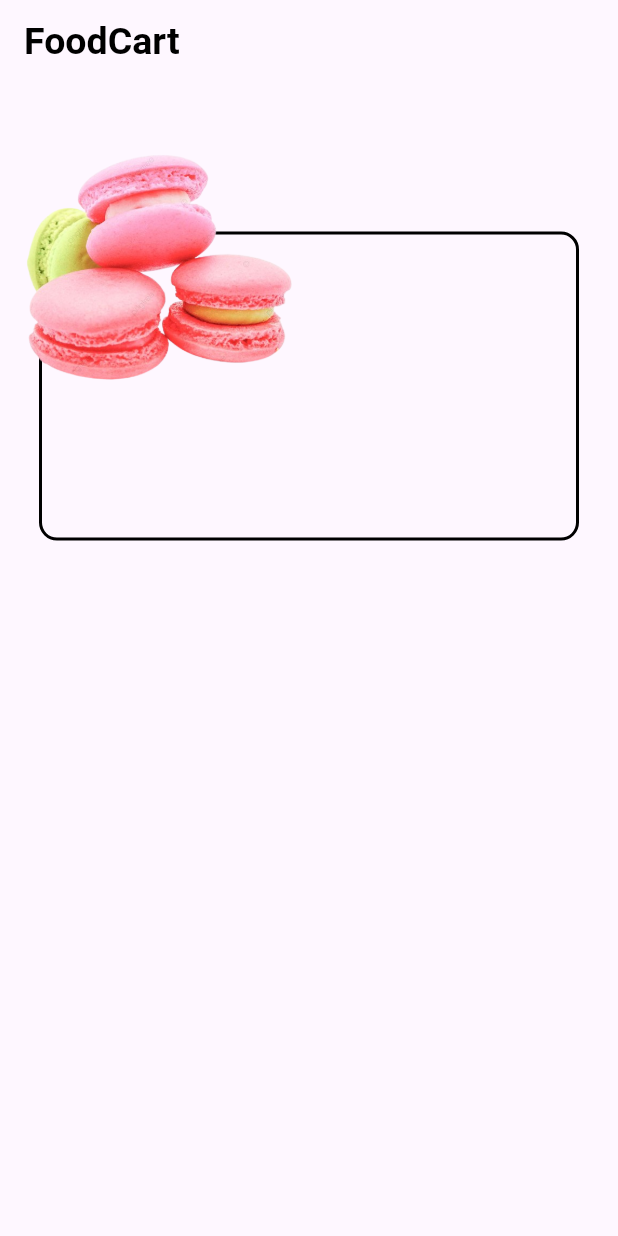
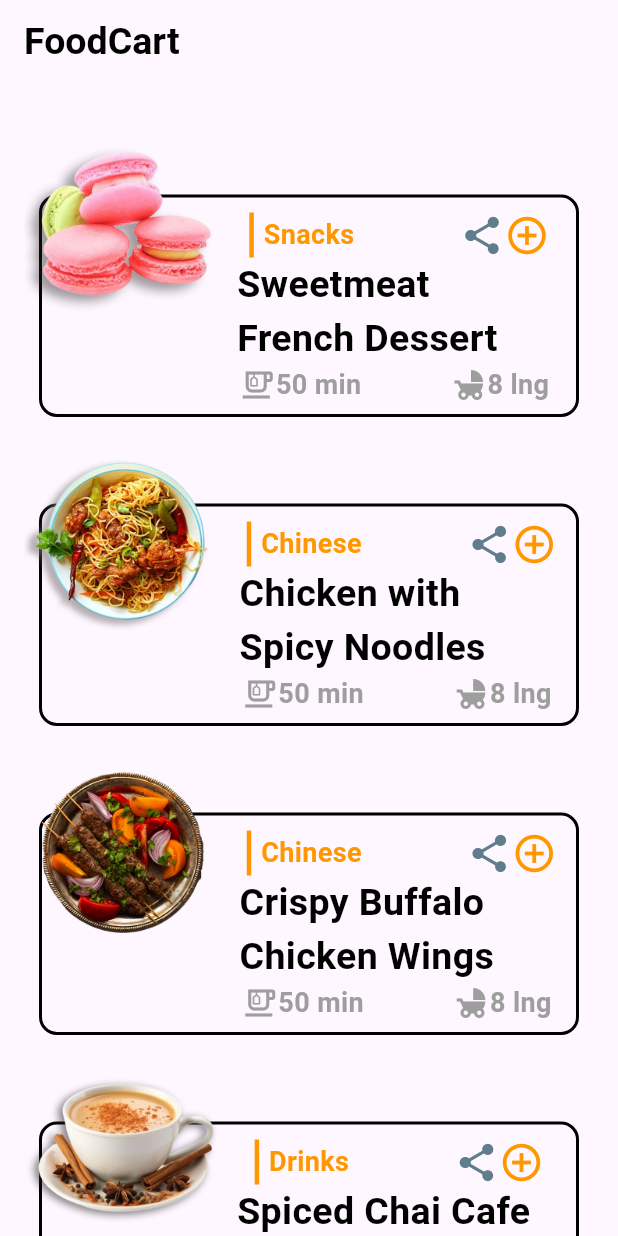
Before and after one commit to DiyaShajith/Flutter-Practice, a Flutter app: the screen it shows after launch, on a phone screen of 412 x 824 dp. Run offline on Flutter 3.47's test engine with Material 3 defaults, Android fonts, the phone set to English and light mode, and no system bars; our stand-ins replace fluttertoast, image_picker.

Commit message:
foodmenu listview builder

```diff
--- a/lib/listviewex/foodmenu.dart
+++ b/lib/listviewex/foodmenu.dart
@@ -8,6 +8,19 @@ class Foodmenu extends StatefulWidget {
 }
 
 class _FoodmenuState extends State<Foodmenu> {
+  List images = [
+    "assets/foodcart/Cookie.webp",
+    "assets/foodcart/noodles.webp",
+    "assets/foodcart/Kabab.webp",
+    "assets/foodcart/Tea.webp"
+  ];
+  List names = ["Snacks", "Chinese", "Chinese", "Drinks"];
+  List title = [
+    "Sweetmeat French Dessert",
+    "Chicken with Spicy Noodles",
+    "Crispy Buffalo Chicken Wings",
+    "Spiced Chai Cafe"
+  ];
   @override
   Widget build(BuildContext context) {
     final size = MediaQuery.sizeOf(context);
@@ -19,38 +32,118 @@ class _FoodmenuState extends State<Foodmenu> {
                 color: Colors.black, fontWeight: FontWeight.bold, fontSize: 25),
           ),
         ),
-      body: Padding(
-        padding: const EdgeInsets.all(16),
-        child: Stack(
+        body: ListView.builder(
+          itemCount: images.length,
+          padding: EdgeInsets.all(16),
+          itemBuilder: (context, index) => Stack(
             children: [
               Container(
                 width: double.infinity,
-              height: size.height * 0.35,
+                height: size.height * 0.25,
               ),
               Positioned(
                 bottom: 0,
                 left: 10,
                 right: 10,
                 child: Container(
+                  padding: EdgeInsets.all(10),
                   width: size.width * 0.8,
-                height: size.height * 0.25,
+                  height: size.height * 0.18,
                   decoration: BoxDecoration(
                       borderRadius: BorderRadius.circular(12),
                       border: Border.all(width: 2, color: Colors.black)),
+                  child: Row(
+                    children: [
+                      SizedBox(
+                        width: 120,
+                      ),
+                      Column(
+                        children: [
+                          IntrinsicHeight(
+                            child: Row(
+                              mainAxisAlignment: MainAxisAlignment.end,
+                              children: [
+                                VerticalDivider(
+                                  color: Colors.orange,
+                                  thickness: 3,
+                                ),
+                                Text(
+                                  names[index],
+                                  style: TextStyle(
+                                      color: Colors.orange,
+                                      fontSize: 18,
+                                      fontWeight: FontWeight.bold),
+                                ),
+                                SizedBox(
+                                  width: 70,
+                                ),
+                                Icon(
+                                  Icons.share,
+                                  color: Colors.blueGrey,
+                                  size: 30,
+                                ),
+                                Icon(
+                                  Icons.add_circle_outline_sharp,
+                                  color: Colors.orange,
+                                  size: 30,
+                                )
+                              ],
+                            ),
+                          ),
+                          SizedBox(width: 210,
+                            child: Text(
+                              title[index],
+                              style: TextStyle(
+                                  color: Colors.black,
+                                  fontWeight: FontWeight.bold,
+                                  fontSize: 25),maxLines: 2,overflow: TextOverflow.ellipsis,
+                            ),
+                          ),
+                          Row(
+                            mainAxisAlignment: MainAxisAlignment.end,
+                            children: [
+                              Icon(
+                                Icons.emoji_food_beverage_outlined,
+                                color: Colors.grey,
+                              ),
+                              Text(
+                                "50 min",
+                                style: TextStyle(
+                                    color: Colors.grey,
+                                    fontSize: 18,
+                                    fontWeight: FontWeight.bold),
+                              ),
+                              SizedBox(
+                                width: 60,
+                              ),
+                              Icon(
+                                Icons.child_friendly,
+                                color: Colors.grey,
+                              ),
+                              Text(
+                                "8 lng",
+                                style: TextStyle(
+                                    color: Colors.grey,
+                                    fontWeight: FontWeight.bold,
+                                    fontSize: 18),
+                              )
+                            ],
+                          )
+                        ],
+                      ),
+                    ],
+                  ),
                 ),
               ),
               Positioned(
-                top: 20,
+                  top: 10,
                   child: Image(
-                  image: AssetImage(
-                    "assets/foodcart/foodcart1.webp",
-                  ),
-                  width: 180,
-                  height: 180,
+                    image: AssetImage(images[index]),
+                    width: 130,
+                    height: 150,
                   ))
             ],
           ),
-      ),
-    );
+        ));
   }
 }
```
Also changed, not shown: assets/foodcart/Butter.webp (added), assets/foodcart/Cookie.webp (added), assets/foodcart/Kabab.webp (added), assets/foodcart/Tea.webp (added), assets/foodcart/Wings.webp (added), assets/foodcart/foodcart1.webp (deleted), assets/foodcart/foodcart2.webp (deleted), assets/foodcart/foodcart3.webp (deleted), assets/foodcart/foodcart4.webp (deleted), assets/foodcart/noodles.webp (added). Lines whose indentation alone changed are shown as unchanged.
